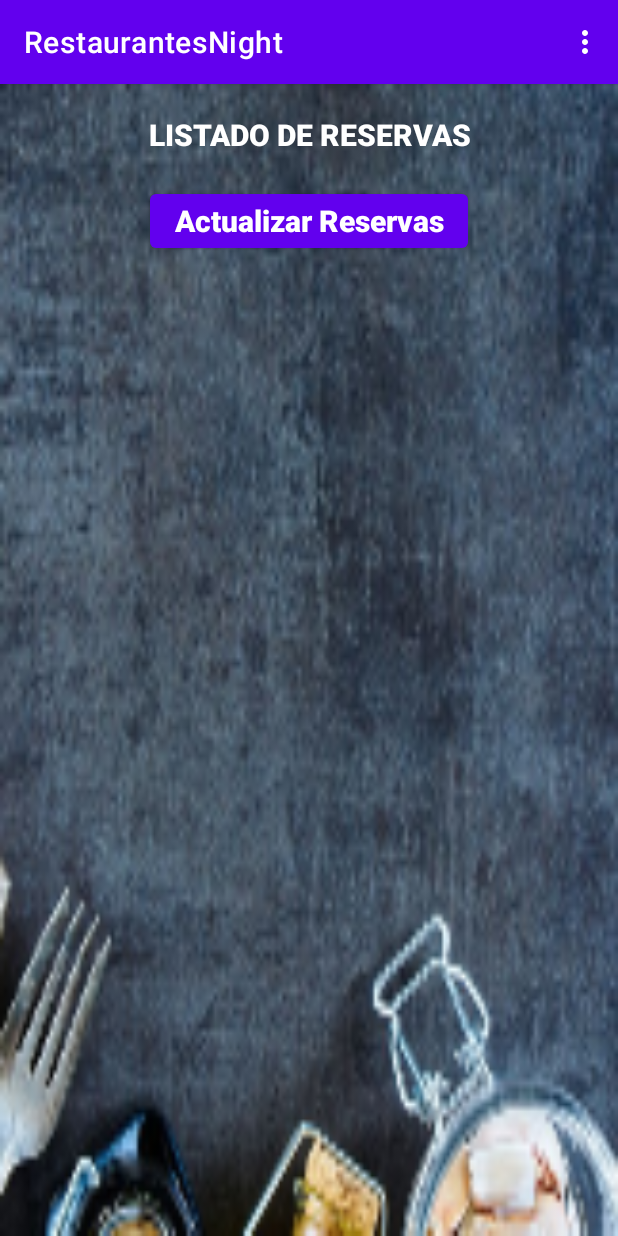
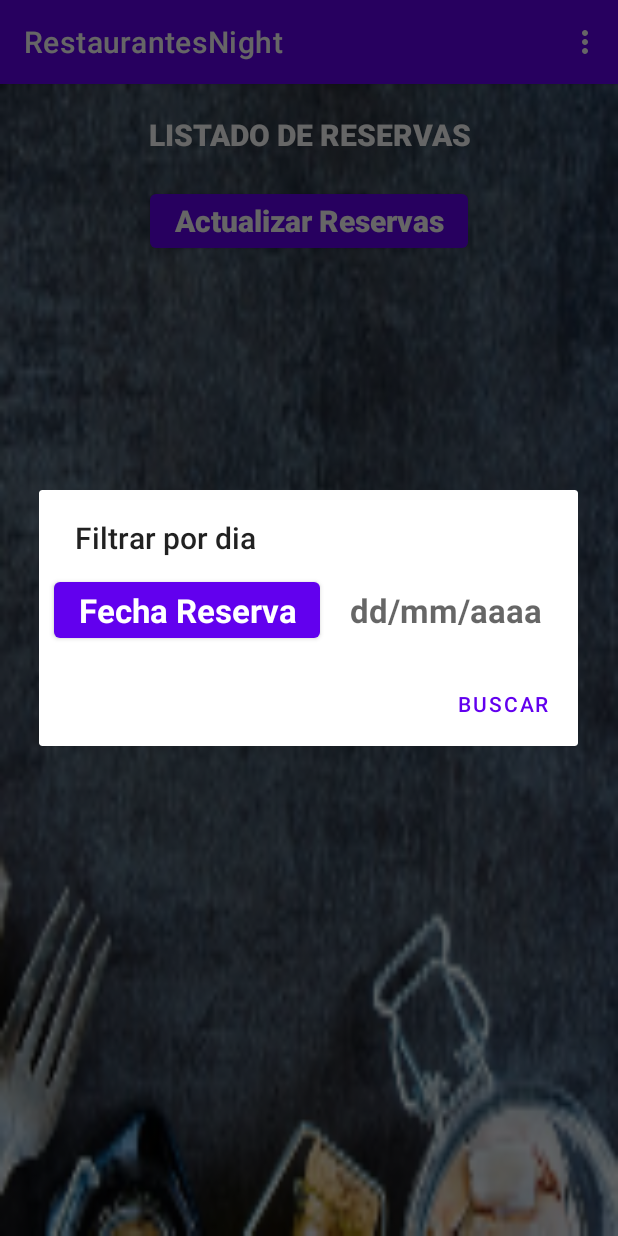
Before and after one commit to ncgomez17/RestaurantesNight, an Android app: the FiltrarReservas screen opened directly, with no data from a screen before it, in the options menu, after a tap on "Filtrar por Fecha", on a phone screen of 412 x 824 dp. Run offline under Robolectric (Android 15) with nearby library versions, the phone set to English and light mode, and no system bars.

Commit message:
Solo falta realizar el filtro por dia y estaría listo para entregar

```diff
--- /dev/null
+++ b/app/src/main/res/layout/entrada_dia.xml
@@ -0,0 +1,32 @@
+<?xml version="1.0" encoding="utf-8"?>
+<androidx.constraintlayout.widget.ConstraintLayout
+    xmlns:android="http://schemas.android.com/apk/res/android"
+    xmlns:tools="http://schemas.android.com/tools"
+    android:layout_width="match_parent"
+    android:layout_height="match_parent">
+
+    <LinearLayout
+        android:layout_width="match_parent"
+        android:layout_height="wrap_content"
+        android:orientation="horizontal"
+        tools:ignore="MissingConstraints">
+
+        <Button     android:id="@+id/btn_fecha_filtro"
+            android:layout_width="wrap_content"
+            android:layout_height="wrap_content"
+            android:textStyle="bold"
+            android:text="Fecha Reserva"
+            android:layout_margin="10dp"
+            android:textAppearance="@style/TextAppearance.AppCompat.Large" />
+
+        <TextView android:id="@+id/txt_fecha_filtro"
+            android:layout_width="wrap_content"
+            android:layout_height="wrap_content"
+            android:textStyle="bold"
+            android:layout_margin="10dp"
+            android:hint="dd/mm/aaaa"
+            android:textAppearance="@style/TextAppearance.AppCompat.Large"
+            />
+    </LinearLayout>
+
+</androidx.constraintlayout.widget.ConstraintLayout>
--- a/app/src/main/res/layout/entrada_reserva.xml
+++ b/app/src/main/res/layout/entrada_reserva.xml
@@ -49,7 +49,7 @@
         android:layout_width="wrap_content"
         android:layout_height="wrap_content"
         android:textStyle="bold"
-        android:text="FechaInicio"
+        android:text="Fecha"
         android:layout_margin="10dp"
         android:textAppearance="@style/TextAppearance.AppCompat.Large" />
 
```
Also changed, not shown: app/src/main/java/com/example/restaurantesnight/CORE/SqlIO.java (+12 -2 lines), app/src/main/java/com/example/restaurantesnight/IU/FiltrarReservas.java (+142 -0 lines), app/src/main/res/layout/entrada_correo.xml (added, +15 -0 lines), app/src/main/res/layout/entrada_titular.xml (added, +15 -0 lines).
